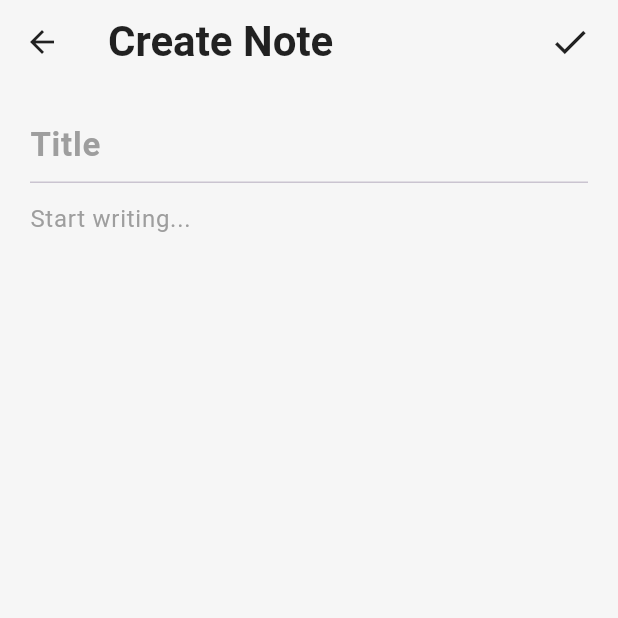
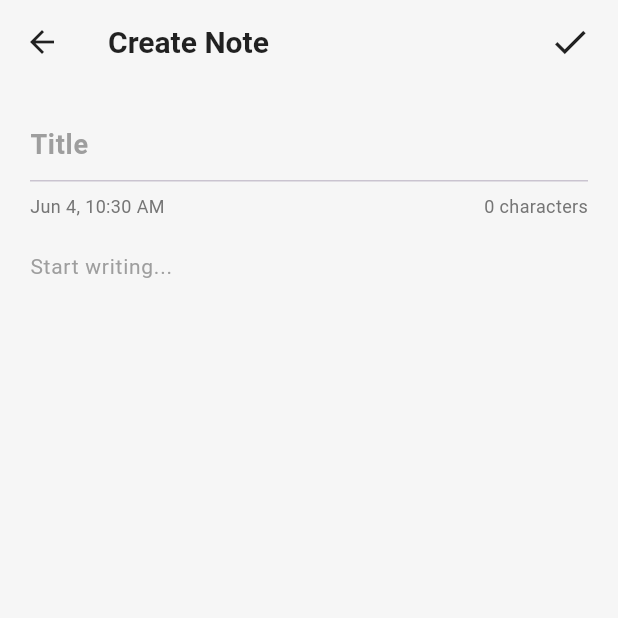
Before and after one commit to SurajChaurasia84/Notes, a Flutter app: the NoteEditorScreen screen opened directly, on a phone screen of 412 x 824 dp, the top half of it. Run offline on Flutter 3.47's test engine with Material 3 defaults, Android fonts, the phone set to English and light mode, and no system bars; our stand-ins replace shared_preferences; accounts and stored records are empty.

Commit message:
feat: improve note editor

```diff
--- a/lib/screens/note_editor_screen.dart
+++ b/lib/screens/note_editor_screen.dart
@@ -17,15 +17,41 @@ class _NoteEditorScreenState extends State<NoteEditorScreen> {
   late final TextEditingController _titleController;
   late final TextEditingController _contentController;
 
+  int _charCount = 0;
+
   @override
   void initState() {
     super.initState();
     _titleController = TextEditingController(text: widget.note?.title ?? '');
     _contentController = TextEditingController(text: widget.note?.content ?? '');
+    _charCount = _contentController.text.length;
+    _contentController.addListener(_updateCharCount);
+  }
+
+  void _updateCharCount() {
+    setState(() {
+      _charCount = _contentController.text.length;
+    });
+  }
+
+  String _formatDateTime(DateTime dateTime) {
+    final months = [
+      'Jan', 'Feb', 'Mar', 'Apr', 'May', 'Jun',
+      'Jul', 'Aug', 'Sep', 'Oct', 'Nov', 'Dec'
+    ];
+    final month = months[dateTime.month - 1];
+    final day = dateTime.day;
+    int hour = dateTime.hour;
+    final minute = dateTime.minute.toString().padLeft(2, '0');
+    final period = hour >= 12 ? 'PM' : 'AM';
+    hour = hour % 12;
+    if (hour == 0) hour = 12;
+    return '$month $day, $hour:$minute $period';
   }
 
   @override
   void dispose() {
+    _contentController.removeListener(_updateCharCount);
     _titleController.dispose();
     _contentController.dispose();
     super.dispose();
@@ -54,7 +80,14 @@ class _NoteEditorScreenState extends State<NoteEditorScreen> {
     return Scaffold(
       backgroundColor: scaffoldBg,
       appBar: AppBar(
-        title: Text(widget.note == null ? 'Create Note' : 'Edit Note'),
+        title: Text(
+          widget.note == null ? 'Create Note' : 'Edit Note',
+          style: TextStyle(
+            fontSize: 20,
+            fontWeight: FontWeight.bold,
+            color: isDark ? Colors.white : Colors.black87,
+          ),
+        ),
         leading: IconButton(
           icon: const Icon(Icons.arrow_back),
           onPressed: () => Navigator.pop(context),
@@ -77,19 +110,40 @@ class _NoteEditorScreenState extends State<NoteEditorScreen> {
                 hintText: 'Title',
                 border: InputBorder.none,
                 hintStyle: TextStyle(
-                  fontSize: 22,
+                  fontSize: 18,
                   fontWeight: FontWeight.bold,
                   color: Colors.grey,
                 ),
               ),
               style: TextStyle(
-                fontSize: 22,
+                fontSize: 18,
                 fontWeight: FontWeight.bold,
                 color: isDark ? Colors.white : Colors.black87,
               ),
               textCapitalization: TextCapitalization.sentences,
             ),
             const Divider(height: 1),
+            const SizedBox(height: 8),
+            Row(
+              mainAxisAlignment: MainAxisAlignment.spaceBetween,
+              children: [
+                Text(
+                  _formatDateTime(widget.note?.timestamp ?? DateTime.now()),
+                  style: TextStyle(
+                    fontSize: 12,
+                    color: isDark ? Colors.grey[500] : Colors.grey[600],
+                  ),
+                ),
+                Text(
+                  '$_charCount characters',
+                  style: TextStyle(
+                    fontSize: 12,
+                    color: isDark ? Colors.grey[500] : Colors.grey[600],
+                  ),
+                ),
+              ],
+            ),
+            const SizedBox(height: 8),
             Expanded(
               child: TextField(
                 controller: _contentController,
@@ -97,12 +151,12 @@ class _NoteEditorScreenState extends State<NoteEditorScreen> {
                   hintText: 'Start writing...',
                   border: InputBorder.none,
                   hintStyle: TextStyle(
-                    fontSize: 16,
+                    fontSize: 14,
                     color: Colors.grey,
                   ),
                 ),
                 style: TextStyle(
-                  fontSize: 16,
+                  fontSize: 14,
                   color: isDark ? Colors.grey[300] : Colors.black87,
                 ),
                 maxLines: null,
```
Also changed, not shown: 1 other file.
